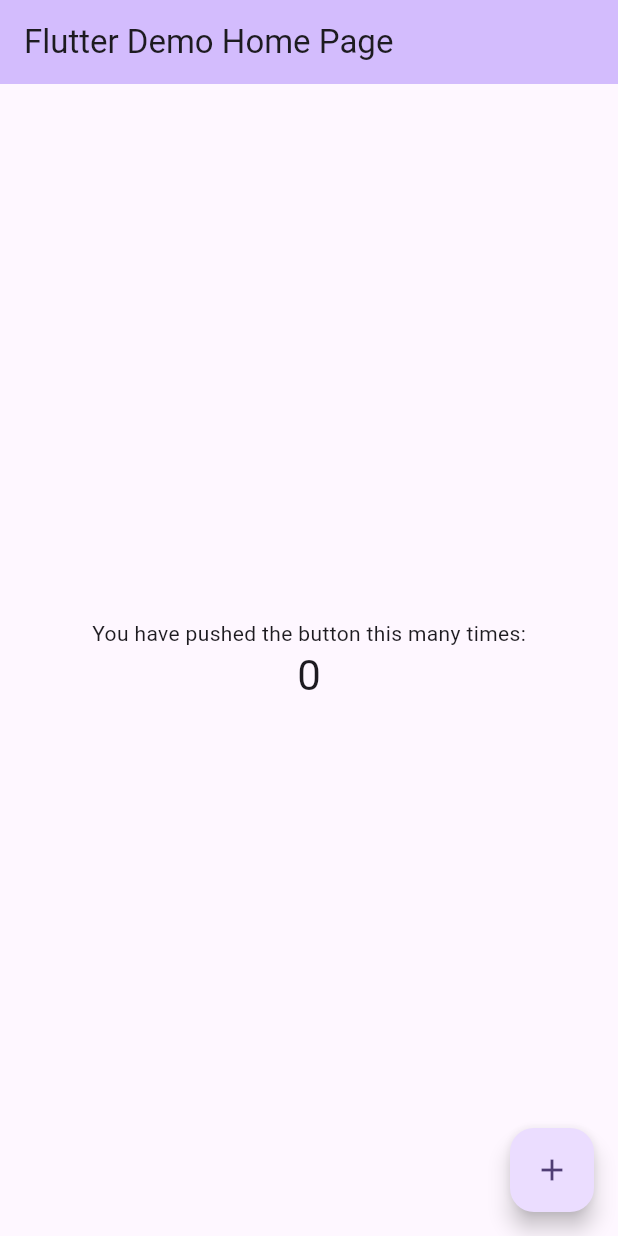
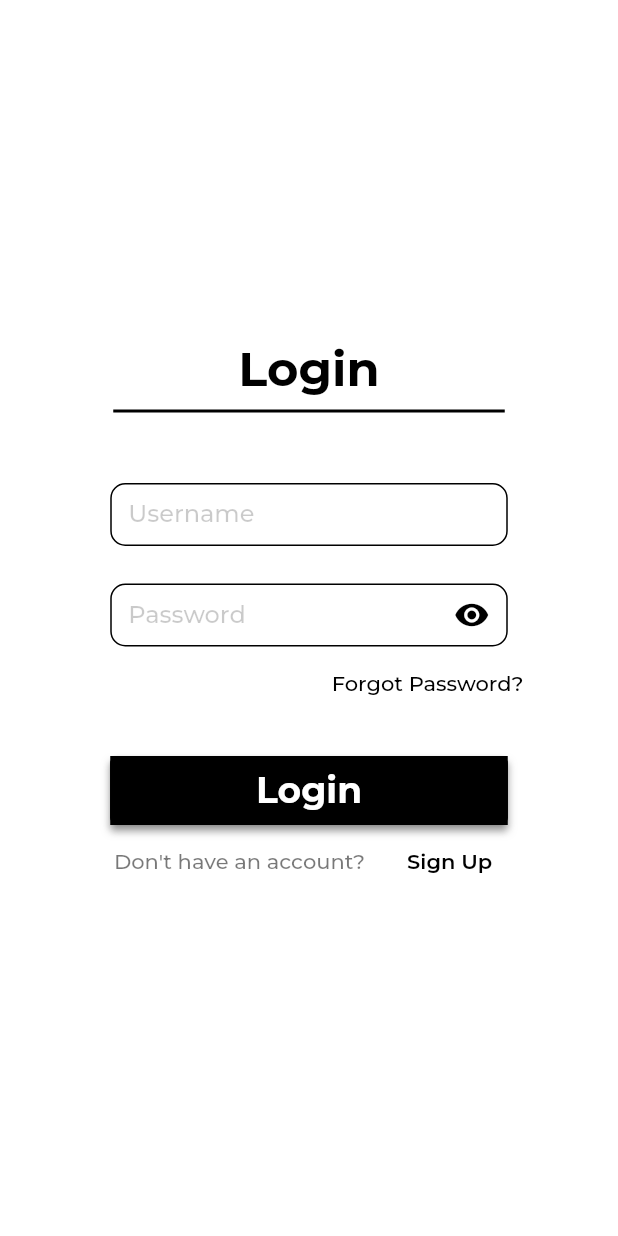
Before and after one commit to EzraArya/to-do-list-flutter, a Flutter app: the screen it shows after launch, on a phone screen of 412 x 824 dp. Run offline on Flutter 3.47's test engine with Material 2 defaults, Android fonts, the phone set to English and light mode, and no system bars; our stand-ins replace google_fonts.

Commit message:
added Login Page screen

```diff
--- /dev/null
+++ b/lib/constants/colors.dart
@@ -0,0 +1,5 @@
+import 'package:flutter/material.dart';
+
+const Color tdWhite = Color.fromARGB(255, 255, 255, 255);
+const Color tdBlack = Color.fromARGB(255, 0, 0, 0);
+const Color tdGrey  = Color.fromARGB(53, 0, 0, 0);
--- a/lib/main.dart
+++ b/lib/main.dart
@@ -1,125 +1,14 @@
 import 'package:flutter/material.dart';
+import 'package:to_do_list/screen/home_page.dart';
+import 'package:to_do_list/screen/login_page.dart';
 
-void main() {
-  runApp(const MyApp());
-}
+void main() => runApp(const MyApp());
 
 class MyApp extends StatelessWidget {
   const MyApp({super.key});
 
-  // This widget is the root of your application.
   @override
   Widget build(BuildContext context) {
-    return MaterialApp(
-      title: 'Flutter Demo',
-      theme: ThemeData(
-        // This is the theme of your application.
-        //
-        // TRY THIS: Try running your application with "flutter run". You'll see
-        // the application has a blue toolbar. Then, without quitting the app,
-        // try changing the seedColor in the colorScheme below to Colors.green
-        // and then invoke "hot reload" (save your changes or press the "hot
-        // reload" button in a Flutter-supported IDE, or press "r" if you used
-        // the command line to start the app).
-        //
-        // Notice that the counter didn't reset back to zero; the application
-        // state is not lost during the reload. To reset the state, use hot
-        // restart instead.
-        //
-        // This works for code too, not just values: Most code changes can be
-        // tested with just a hot reload.
-        colorScheme: ColorScheme.fromSeed(seedColor: Colors.deepPurple),
-        useMaterial3: true,
-      ),
-      home: const MyHomePage(title: 'Flutter Demo Home Page'),
-    );
+    return const MaterialApp(title: 'To-Do List', home: LoginPage());
   }
 }
-
-class MyHomePage extends StatefulWidget {
-  const MyHomePage({super.key, required this.title});
-
-  // This widget is the home page of your application. It is stateful, meaning
-  // that it has a State object (defined below) that contains fields that affect
-  // how it looks.
-
-  // This class is the configuration for the state. It holds the values (in this
-  // case the title) provided by the parent (in this case the App widget) and
-  // used by the build method of the State. Fields in a Widget subclass are
-  // always marked "final".
-
-  final String title;
-
-  @override
-  State<MyHomePage> createState() => _MyHomePageState();
-}
-
-class _MyHomePageState extends State<MyHomePage> {
-  int _counter = 0;
-
-  void _incrementCounter() {
-    setState(() {
-      // This call to setState tells the Flutter framework that something has
-      // changed in this State, which causes it to rerun the build method below
-      // so that the display can reflect the updated values. If we changed
-      // _counter without calling setState(), then the build method would not be
-      // called again, and so nothing would appear to happen.
-      _counter++;
-    });
-  }
-
-  @override
-  Widget build(BuildContext context) {
-    // This method is rerun every time setState is called, for instance as done
-    // by the _incrementCounter method above.
-    //
-    // The Flutter framework has been optimized to make rerunning build methods
-    // fast, so that you can just rebuild anything that needs updating rather
-    // than having to individually change instances of widgets.
-    return Scaffold(
-      appBar: AppBar(
-        // TRY THIS: Try changing the color here to a specific color (to
-        // Colors.amber, perhaps?) and trigger a hot reload to see the AppBar
-        // change color while the other colors stay the same.
-        backgroundColor: Theme.of(context).colorScheme.inversePrimary,
-        // Here we take the value from the MyHomePage object that was created by
-        // the App.build method, and use it to set our appbar title.
-        title: Text(widget.title),
-      ),
-      body: Center(
-        // Center is a layout widget. It takes a single child and positions it
-        // in the middle of the parent.
-        child: Column(
-          // Column is also a layout widget. It takes a list of children and
-          // arranges them vertically. By default, it sizes itself to fit its
-          // children horizontally, and tries to be as tall as its parent.
-          //
-          // Column has various properties to control how it sizes itself and
-          // how it positions its children. Here we use mainAxisAlignment to
-          // center the children vertically; the main axis here is the vertical
-          // axis because Columns are vertical (the cross axis would be
-          // horizontal).
-          //
-          // TRY THIS: Invoke "debug painting" (choose the "Toggle Debug Paint"
-          // action in the IDE, or press "p" in the console), to see the
-          // wireframe for each widget.
-          mainAxisAlignment: MainAxisAlignment.center,
-          children: <Widget>[
-            const Text(
-              'You have pushed the button this many times:',
-            ),
-            Text(
-              '$_counter',
-              style: Theme.of(context).textTheme.headlineMedium,
-            ),
-          ],
-        ),
-      ),
-      floatingActionButton: FloatingActionButton(
-        onPressed: _incrementCounter,
-        tooltip: 'Increment',
-        child: const Icon(Icons.add),
-      ), // This trailing comma makes auto-formatting nicer for build methods.
-    );
-  }
-}
--- /dev/null
+++ b/lib/screen/home_page.dart
@@ -0,0 +1,47 @@
+import 'package:flutter/material.dart';
+import 'package:to_do_list/constants/colors.dart';
+
+class HomePage extends StatefulWidget {
+  const HomePage({super.key});
+
+  @override
+  State<HomePage> createState() => _HomePageState();
+}
+
+class _HomePageState extends State<HomePage> {
+  @override
+  Widget build(BuildContext context) {
+    return const Scaffold(
+      backgroundColor: tdWhite,
+      body: SafeArea(
+        child: Center(
+          child: Column(
+            children: [
+              //Login Text
+              Text(
+                'Login',
+                style: TextStyle(
+                  fontFamily: 'Montserrat',
+                  fontWeight: FontWeight.bold,
+                ),
+              ),
+              //Horizontal Line
+
+              //Username TextField
+
+              //Password TextField
+
+              //Forgot Password
+
+              //Login Button
+
+              //Dont have an account text
+
+              //sign up button
+            ],
+          ),
+        ),
+      ),
+    );
+  }
+}
--- /dev/null
+++ b/lib/screen/login_page.dart
@@ -0,0 +1,234 @@
+import 'package:flutter/material.dart';
+import 'package:to_do_list/constants/colors.dart';
+import 'package:google_fonts/google_fonts.dart';
+
+class LoginPage extends StatefulWidget {
+  const LoginPage({super.key});
+
+  @override
+  State<LoginPage> createState() => _LoginPageState();
+}
+
+class _LoginPageState extends State<LoginPage> {
+  bool _isHidden = true;
+
+  @override
+  Widget build(BuildContext context) {
+    return Scaffold(
+      backgroundColor: tdWhite,
+      body: SafeArea(
+        child : Center(
+        child: SingleChildScrollView(
+          child: Column(
+            children: [
+              //Login Text
+              Text(
+                'Login',
+                style: GoogleFonts.montserrat(
+                  fontWeight: FontWeight.bold,
+                  fontSize: 32,
+                  color: Colors.black),
+              ),
+
+              const SizedBox(height: 8, width: 1,),
+
+              //Horizontal Line
+              Container(
+                height: 2,
+                width: 261,
+                padding: const EdgeInsetsDirectional.fromSTEB(0, 8, 0, 0),
+                decoration: const BoxDecoration(
+                  color: Colors.black,
+                ),
+              ),
+
+              const SizedBox(height: 47, width: 47),
+
+              //Username TextField
+              Column(
+                children: <Widget>[
+                  SizedBox(
+                    width: 265,
+                    height: 42,
+                    child: TextField(
+                      style: GoogleFonts.montserrat(
+                        fontSize: 16,
+                        fontWeight: FontWeight.normal
+                      ),
+                      decoration: InputDecoration(
+
+                          labelText: 'Username',
+                          labelStyle: GoogleFonts.montserrat(
+                            fontWeight: FontWeight.w500,
+                            fontSize: 16,
+                            color : const Color.fromARGB(53, 0, 0, 0)
+                          ),
+                          floatingLabelStyle: GoogleFonts.montserrat(
+                            fontWeight: FontWeight.w500,
+                            color :  Colors.black
+                          ),
+                          border: const OutlineInputBorder(
+                            borderRadius: BorderRadius.all(Radius.circular(10)),
+                          ),
+                          enabledBorder: const OutlineInputBorder(
+                            borderRadius: BorderRadius.all(Radius.circular(10)),
+                            borderSide: BorderSide(color: Colors.black, width: 1),
+                          ),
+                          focusedBorder: const OutlineInputBorder(
+                            borderRadius: BorderRadius.all(Radius.circular(10)),
+                            borderSide: BorderSide(color: Colors.black, width: 1),
+                          ),
+                        ),
+                      ),
+                  ),
+
+                  const SizedBox(height: 25),
+
+                  //Password TextField
+
+                  SizedBox(
+                    width: 265,
+                    height: 42,
+                    child: TextField(
+                      obscureText: _isHidden,
+
+                      decoration: InputDecoration(
+                          suffixIcon: IconButton(
+                            onPressed: () {
+                              setState(() {
+                                _isHidden = !_isHidden;
+                              });
+                            },
+                            icon: Icon(
+                              _isHidden ? Icons.visibility : Icons.visibility_off,
+                              color: Colors.black,
+                            )
+                          ),
+                          labelText: 'Password',
+                          labelStyle: GoogleFonts.montserrat(
+                            fontWeight: FontWeight.w500,
+                            fontSize: 16,
+                            color :  const Color.fromARGB(53, 0, 0, 0)
+                          ),
+                          floatingLabelStyle: GoogleFonts.montserrat(
+                            fontWeight: FontWeight.w500,
+                            color :  Colors.black
+                          ),
+                          border: const OutlineInputBorder(
+                            borderRadius: BorderRadius.all(Radius.circular(10)),
+                          ),
+                          enabledBorder: const OutlineInputBorder(
+                            borderRadius: BorderRadius.all(Radius.circular(10)),
+                            borderSide: BorderSide(color: Colors.black, width: 1),
+                          ),
+                          focusedBorder: const OutlineInputBorder(
+                            borderRadius: BorderRadius.all(Radius.circular(10)),
+                            borderSide: BorderSide(color: Colors.black, width: 1),
+                          ),
+                        ),
+                      ),
+                  ),
+
+                  //Forgot Password
+                  Padding(
+                    padding: const EdgeInsets.only(right: 55),
+                    child: Row(
+                      mainAxisAlignment: MainAxisAlignment.end,
+                      children: <Widget>[
+                        TextButton(
+                          onPressed: () {
+                            // Handle forgot password
+                          },
+                          child: Text(
+                            'Forgot Password?',
+                            style: GoogleFonts.montserrat(
+                              fontWeight: FontWeight.w500,
+                              fontSize: 14,
+                              color: Colors.black
+                            ),
+                          ),
+                        ),
+                      ],
+                    ),
+                  ),
+
+              SizedBox(width: 50, height: 25,),
+
+              //Login Button
+              SizedBox(
+                width: 265,
+                height: 46,
+                child: Container(
+                  decoration: BoxDecoration(
+                    color: Colors.black,
+                    boxShadow: [
+                      BoxShadow(
+                        color: Colors.black.withOpacity(0.25),
+                        blurRadius: 4,
+                        offset: const Offset(0, 4)
+                      )
+                    ]
+                  ),
+                  child: ElevatedButton(
+                    onPressed: () {
+
+                    },
+                    style: ElevatedButton.styleFrom(
+                      foregroundColor: Colors.white, backgroundColor: Colors.black,
+                      shape: const RoundedRectangleBorder(
+                        borderRadius: BorderRadius.all(Radius.circular(5)),
+                        side : BorderSide(color:  Colors.black),
+                      )
+                    ),
+                    child: Text(
+                      'Login',
+                      style: GoogleFonts.montserrat(
+                        fontWeight: FontWeight.bold,
+                        fontSize: 24
+                      ),
+                    ),
+                  ),
+                ),
+              ),
+
+              Row(
+              //Dont have an account text
+                mainAxisAlignment: MainAxisAlignment.center,
+                children: <Widget>[
+                  Text(
+                    "Don't have an account?",
+                    style: GoogleFonts.montserrat(
+                      color : Colors.black.withOpacity(0.53),
+                      fontWeight: FontWeight.w500,
+                      fontSize: 14
+                    )
+                  ),
+
+                  const SizedBox(width: 20),
+
+                  //sign up button
+                  TextButton(
+                    onPressed: () {
+                      // Handle sign up logic here
+                    },
+                    child: Text(
+                      'Sign Up',
+                      style: GoogleFonts.montserrat(
+                        fontWeight: FontWeight.w600,
+                        fontSize: 14,
+                        color : Colors.black
+                      )
+                    ),
+                  ),
+                ],
+                ),
+                ],
+              ),
+            ],
+            )
+          ),
+        ),
+      ),
+    );
+  }
+}
--- /dev/null
+++ b/lib/screen/register_page.dart
@@ -0,0 +1,15 @@
+import 'package:flutter/material.dart';
+
+class RegisterPage extends StatefulWidget {
+  const RegisterPage({super.key});
+
+  @override
+  State<RegisterPage> createState() => _RegisterPageState();
+}
+
+class _RegisterPageState extends State<RegisterPage> {
+  @override
+  Widget build(BuildContext context) {
+    return const Placeholder();
+  }
+}
--- a/pubspec.yaml
+++ b/pubspec.yaml
@@ -35,6 +35,7 @@ dependencies:
   # The following adds the Cupertino Icons font to your application.
   # Use with the CupertinoIcons class for iOS style icons.
   cupertino_icons: ^1.0.2
+  google_fonts: ^6.1.0
 
 dev_dependencies:
   flutter_test:
@@ -74,6 +75,9 @@ flutter:
   # "family" key with the font family name, and a "fonts" key with a
   # list giving the asset and other descriptors for the font. For
   # example:
+
+
+
   # fonts:
   #   - family: Schyler
   #     fonts:
```
Also changed, not shown: lib/fonts/Montserrat-Black.ttf (added), lib/fonts/Montserrat-Medium.ttf (added), pubspec.lock, 1 other file.
